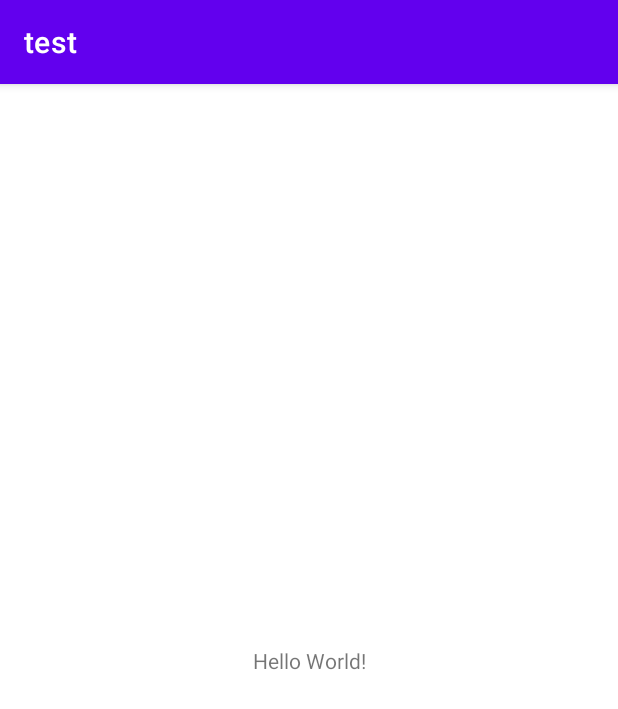
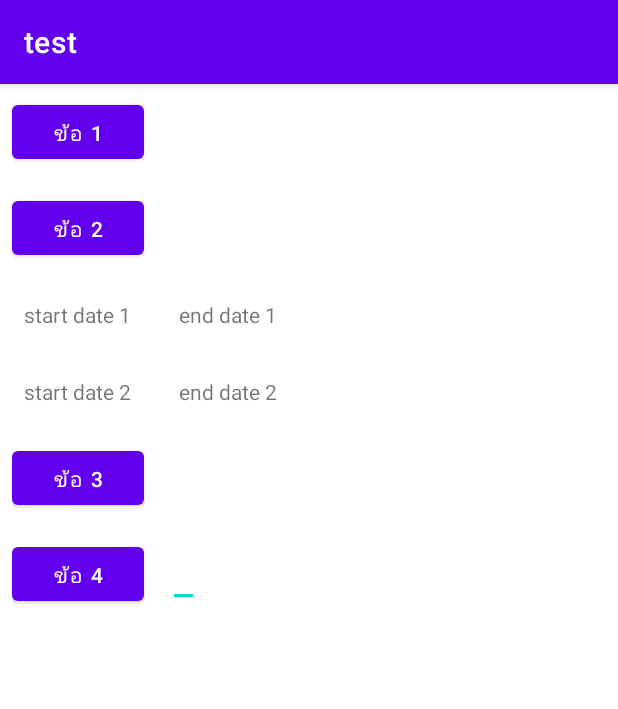
Before and after one commit to BoobeeIsHappy/test, an Android app: the screen it shows after launch (MainActivity), on a phone screen of 412 x 824 dp. Shown: the top 709 px of the screen. Run offline under Robolectric (Android 15) with nearby library versions, the phone set to English and light mode, and no system bars.

Commit message:
update function

```diff
--- a/app/src/main/AndroidManifest.xml
+++ b/app/src/main/AndroidManifest.xml
@@ -2,14 +2,18 @@
 <manifest xmlns:android="http://schemas.android.com/apk/res/android"
     package="com.example.test">
 
+    <uses-permission android:name="android.permission.INTERNET" />
+    <uses-permission android:name="android.permission.ACCESS_NETWORK_STATE" />
+
     <application
+        android:name=".App"
         android:allowBackup="true"
         android:icon="@mipmap/ic_launcher"
         android:label="@string/app_name"
         android:roundIcon="@mipmap/ic_launcher_round"
         android:supportsRtl="true"
         android:theme="@style/Theme.Test">
-        <activity android:name=".MainActivity">
+        <activity android:name=".presentation.MainActivity">
             <intent-filter>
                 <action android:name="android.intent.action.MAIN" />
 
--- /dev/null
+++ b/app/src/main/java/com/example/test/App.kt
@@ -0,0 +1,23 @@
+package com.example.test
+
+import android.app.Application
+import com.example.test.di.networkModule
+import com.example.test.di.viewModelsModule
+import org.koin.android.ext.koin.androidContext
+import org.koin.core.context.startKoin
+
+class App : Application() {
+
+    override fun onCreate() {
+        super.onCreate()
+        startKoin {
+            androidContext(this@App)
+            modules(
+                listOf(
+                    networkModule,
+                    viewModelsModule
+                )
+            )
+        }
+    }
+}
--- /dev/null
+++ b/app/src/main/java/com/example/test/Lifecycle.kt
@@ -0,0 +1,37 @@
+/**
+ * Copyright (C) 2018 Fernando Cejas Open Source Project
+ *
+ * Licensed under the Apache License, Version 2.0 (the "License");
+ * you may not use this file except in compliance with the License.
+ * You may obtain a copy of the License at
+ *
+ *      http://www.apache.org/licenses/LICENSE-2.0
+ *
+ * Unless required by applicable law or agreed to in writing, software
+ * distributed under the License is distributed on an "AS IS" BASIS,
+ * WITHOUT WARRANTIES OR CONDITIONS OF ANY KIND, either express or implied.
+ * See the License for the specific language governing permissions and
+ * limitations under the License.
+ */
+package com.example.test
+
+import androidx.lifecycle.LifecycleOwner
+import androidx.lifecycle.LiveData
+import androidx.lifecycle.MutableLiveData
+import androidx.lifecycle.Observer
+
+fun <T : Any, L : LiveData<T>> LifecycleOwner.observe(liveData: L, body: (T?) -> Unit) =
+    liveData.observe(this, Observer(body))
+
+fun <T : Any> MutableLiveData<T>.notifyDataChange() {
+    this.value = this.value
+}
+
+fun <T : Any> MutableLiveData<T>.notify(value: T) {
+    this.value = value
+    this.value = null
+}
+
+fun <T : Any> MutableLiveData<T>.clear() {
+    this.value = null
+}
--- a/app/src/main/java/com/example/test/MainActivity.kt
+++ /dev/null
@@ -1,11 +0,0 @@
-package com.example.test
-
-import androidx.appcompat.app.AppCompatActivity
-import android.os.Bundle
-
-class MainActivity : AppCompatActivity() {
-    override fun onCreate(savedInstanceState: Bundle?) {
-        super.onCreate(savedInstanceState)
-        setContentView(R.layout.activity_main)
-    }
-}
--- /dev/null
+++ b/app/src/main/java/com/example/test/data/BookModel.kt
@@ -0,0 +1,12 @@
+package com.example.test.data
+
+import android.os.Parcelable
+import kotlinx.android.parcel.Parcelize
+
+@Parcelize
+data class BookModel(
+    var bookId: Int = 0,
+    var bookName: String? = "",
+    var bookAuthor: String? = "",
+    var bookPrice: Float? = 0f
+) : Parcelable
--- /dev/null
+++ b/app/src/main/java/com/example/test/data/BookService.kt
@@ -0,0 +1,13 @@
+package com.example.test.data
+
+import retrofit2.Call
+import retrofit2.http.GET
+import retrofit2.http.Path
+
+interface BookService {
+
+    @GET("user/{userId}/books")
+    fun getBooksByUserId(
+        @Path("userId") userId: String,
+    ): Call<MutableList<BookModel>>
+}
--- /dev/null
+++ b/app/src/main/java/com/example/test/di/NetworkModule.kt
@@ -0,0 +1,46 @@
+package com.example.test.di
+
+import com.example.test.data.BookService
+import okhttp3.OkHttpClient
+import org.koin.dsl.module
+import retrofit2.Retrofit
+import retrofit2.converter.gson.GsonConverterFactory
+import retrofit2.create
+import java.util.*
+import java.util.concurrent.TimeUnit
+
+val networkModule = module {
+
+    single<Retrofit> {
+        Retrofit.Builder()
+            .baseUrl("http://api.ookbee.com/")
+            .addConverterFactory(GsonConverterFactory.create())
+            .client(createClient())
+            .build()
+    }
+
+    single {
+        get<Retrofit>().create<BookService>()
+    }
+}
+
+private fun createClient(): OkHttpClient {
+    val okHttpClientBuilder: OkHttpClient.Builder = OkHttpClient.Builder()
+        .connectTimeout(1, TimeUnit.MINUTES)
+        .readTimeout(1, TimeUnit.MINUTES)
+    okHttpClientBuilder.apply {
+        addInterceptor { chain ->
+            val original = chain.request()
+            val requestBuilder = original.newBuilder()
+            requestBuilder.apply {
+                addHeader(
+                    "Authorization",
+                    ""
+                )
+            }
+            val request = requestBuilder.build()
+            chain.proceed(request)
+        }
+    }
+    return okHttpClientBuilder.build()
+}
--- /dev/null
+++ b/app/src/main/java/com/example/test/di/ViewModelsModule.kt
@@ -0,0 +1,9 @@
+package com.example.test.di
+
+import com.example.test.presentation.MainViewModel
+import org.koin.androidx.viewmodel.dsl.viewModel
+import org.koin.dsl.module
+
+val viewModelsModule = module {
+    viewModel { MainViewModel(get()) }
+}
--- /dev/null
+++ b/app/src/main/java/com/example/test/presentation/MainActivity.kt
@@ -0,0 +1,176 @@
+package com.example.test.presentation
+
+import android.app.DatePickerDialog
+import android.os.Bundle
+import android.util.Log
+import android.view.View
+import android.widget.TextView
+import androidx.appcompat.app.AppCompatActivity
+import com.example.test.R
+import com.example.test.data.BookModel
+import com.example.test.observe
+import kotlinx.android.synthetic.main.activity_main.*
+import org.joda.time.Interval
+import org.koin.androidx.viewmodel.ext.android.viewModel
+import java.text.SimpleDateFormat
+import java.util.*
+
+class MainActivity : AppCompatActivity() {
+
+    private val mainViewModel: MainViewModel by viewModel()
+
+    private val s1 = "Test"
+    private val s2 = "Test"
+    private var startDate1: Date? = null
+    private var endDate1: Date? = null
+    private var startDate2: Date? = null
+    private var endDate2: Date? = null
+
+    private var numbers: MutableList<Int> = mutableListOf()
+
+    override fun onCreate(savedInstanceState: Bundle?) {
+        super.onCreate(savedInstanceState)
+        setContentView(R.layout.activity_main)
+        initInstance()
+        subscribe()
+        setNumbers()
+    }
+
+    private fun subscribe() {
+        mainViewModel.apply {
+            observe(books, ::updateResult4)
+        }
+    }
+
+    private fun initInstance() {
+        btn1.setOnClickListener { getAnswer1() }
+        btn2.setOnClickListener { getAnswer2() }
+        btn3.setOnClickListener { getAnswer3() }
+        btn4.setOnClickListener { getAnswer4() }
+        tvStartDate1.apply {
+            setOnClickListener {
+                setDateText(this, KEY_START_DATE_1)
+            }
+        }
+        tvEndDate1.apply {
+            setOnClickListener {
+                setDateText(this, KEY_END_DATE_1)
+            }
+        }
+        tvStartDate2.apply {
+            setOnClickListener {
+                setDateText(this, KEY_START_DATE_2)
+            }
+        }
+        tvEndDate2.apply {
+            setOnClickListener {
+                setDateText(this, KEY_END_DATE_2)
+            }
+        }
+    }
+
+    private fun setDateText(textView: TextView, type: String) {
+        showDatePicker { date ->
+            when (type) {
+                KEY_START_DATE_1 -> startDate1 = date
+                KEY_END_DATE_1 -> endDate1 = date
+                KEY_START_DATE_2 -> startDate2 = date
+                KEY_END_DATE_2 -> endDate2 = date
+            }
+            textView.text = date.format("dd/MM/YYYY")
+        }
+    }
+
+    private fun getAnswer1() {
+        var r1 = ""
+        var r2 = ""
+        if (s1 == s2) {
+//            Log.d("answer1", "Same")
+            r1 = "Same"
+        }
+        if (s1.equals(s2)) {
+//            Log.d("answer1", "Equals")
+            r2 = "Equals"
+        }
+        tvResult1.text = "$r1$r2"
+    }
+
+    private fun getAnswer2() {
+        if (startDate1 != null && endDate1 != null && startDate2 != null && endDate2 != null) {
+            val interval1 = Interval(startDate1!!.time, endDate1!!.time)
+            val interval2 = Interval(startDate2!!.time, endDate2!!.time)
+            tvResult2.text = interval1.overlaps(interval2).toString()
+        }
+    }
+
+    private fun showDatePicker(f: (date: Date) -> Unit) {
+        val calendar = Calendar.getInstance()
+        DatePickerDialog(
+            this, { _, year, month, dayOfMonth ->
+                calendar.apply {
+                    set(Calendar.YEAR, year)
+                    set(Calendar.MONTH, month)
+                    set(Calendar.DAY_OF_MONTH, dayOfMonth)
+                }
+                f.invoke(calendar.time)
+            },
+            calendar.get(Calendar.YEAR),
+            calendar.get(Calendar.MONTH),
+            calendar.get(Calendar.DAY_OF_MONTH)
+        ).apply {
+            show()
+        }
+    }
+
+    private fun setNumbers() {
+        numbers.add(1)
+        numbers.add(8)
+        numbers.add(2)
+        numbers.add(6)
+        numbers.add(5)
+        numbers.add(3)
+        numbers.add(5)
+        numbers.add(0)
+    }
+
+    private fun getAnswer3() {
+        var maxA = Integer.MIN_VALUE
+        var maxB = Integer.MIN_VALUE
+        numbers.forEach {
+            if (it > maxA) {
+                maxB = maxA
+                maxA = it
+            } else if (it > maxB) {
+                maxB = it
+            }
+        }
+        tvResult3.text = "$maxA, $maxB"
+    }
+
+    private fun getAnswer4() {
+        val userId = etUserId.text.toString()
+        if(userId.isNotEmpty()){
+            mainViewModel.requestBookService(etUserId.text.toString())
+        }
+    }
+
+    private fun updateResult4(books: MutableList<BookModel>?) {
+
+    }
+
+    fun Date.format(format: String): String? {
+        val sdf = SimpleDateFormat(format, Locale.getDefault())
+        return try {
+            sdf.format(this)
+        } catch (e: Exception) {
+            return null
+        }
+    }
+
+    companion object {
+        val KEY_START_DATE_1 = "start_date_1"
+        val KEY_END_DATE_1 = "end_date_1"
+        val KEY_START_DATE_2 = "start_date_2"
+        val KEY_END_DATE_2 = "end_date_2"
+    }
+}
--- /dev/null
+++ b/app/src/main/java/com/example/test/presentation/MainViewModel.kt
@@ -0,0 +1,31 @@
+package com.example.test.presentation
+
+import android.util.Log
+import androidx.lifecycle.MutableLiveData
+import androidx.lifecycle.ViewModel
+import com.example.test.data.BookModel
+import com.example.test.data.BookService
+import retrofit2.Call
+import retrofit2.Callback
+import retrofit2.Response
+
+class MainViewModel(val bookService: BookService) : ViewModel() {
+
+    val books = MutableLiveData<MutableList<BookModel>>()
+
+    fun requestBookService(userId: String) {
+        val call = bookService.getBooksByUserId(userId)
+        call.enqueue(object : Callback<MutableList<BookModel>?> {
+            override fun onResponse(
+                call: Call<MutableList<BookModel>?>,
+                response: Response<MutableList<BookModel>?>
+            ) {
+                response.body()?.let { books.postValue(it) }
+            }
+
+            override fun onFailure(call: Call<MutableList<BookModel>?>, t: Throwable) {
+                Log.d("error", t.message!!)
+            }
+        })
+    }
+}
--- a/app/src/main/res/layout/activity_main.xml
+++ b/app/src/main/res/layout/activity_main.xml
@@ -4,15 +4,156 @@
     xmlns:tools="http://schemas.android.com/tools"
     android:layout_width="match_parent"
     android:layout_height="match_parent"
-    tools:context=".MainActivity">
+    tools:context=".presentation.MainActivity">
 
-    <TextView
-        android:layout_width="wrap_content"
+    <LinearLayout
+        android:id="@+id/view1"
+        android:layout_width="match_parent"
         android:layout_height="wrap_content"
-        android:text="Hello World!"
-        app:layout_constraintBottom_toBottomOf="parent"
-        app:layout_constraintLeft_toLeftOf="parent"
-        app:layout_constraintRight_toRightOf="parent"
-        app:layout_constraintTop_toTopOf="parent" />
+        android:orientation="horizontal"
+        android:padding="8dp"
+        app:layout_constraintStart_toStartOf="parent"
+        app:layout_constraintTop_toTopOf="parent">
+
+        <Button
+            android:id="@+id/btn1"
+            android:layout_width="wrap_content"
+            android:layout_height="wrap_content"
+            android:text="ข้อ 1" />
+
+        <TextView
+            android:id="@+id/tvResult1"
+            android:layout_width="wrap_content"
+            android:layout_height="wrap_content"
+            android:layout_marginStart="16dp"
+            tools:text="result 1" />
+
+    </LinearLayout>
+
+    <androidx.constraintlayout.widget.ConstraintLayout
+        android:id="@+id/view2"
+        android:layout_width="match_parent"
+        android:layout_height="wrap_content"
+        android:orientation="vertical"
+        android:padding="8dp"
+        app:layout_constraintStart_toStartOf="parent"
+        app:layout_constraintTop_toBottomOf="@id/view1">
+
+        <Button
+            android:id="@+id/btn2"
+            android:layout_width="wrap_content"
+            android:layout_height="wrap_content"
+            android:text="ข้อ 2"
+            app:layout_constraintStart_toStartOf="parent"
+            app:layout_constraintTop_toTopOf="parent" />
+
+        <TextView
+            android:id="@+id/tvResult2"
+            android:layout_width="wrap_content"
+            android:layout_height="wrap_content"
+            android:layout_marginStart="16dp"
+            app:layout_constraintBottom_toBottomOf="@+id/btn2"
+            app:layout_constraintStart_toEndOf="@+id/btn2"
+            app:layout_constraintTop_toTopOf="@+id/btn2"
+            tools:text="result 2" />
+
+        <TextView
+            android:id="@+id/tvStartDate1"
+            android:layout_width="wrap_content"
+            android:layout_height="wrap_content"
+            android:layout_marginTop="16dp"
+            android:padding="8dp"
+            android:text="start date 1"
+            app:layout_constraintStart_toStartOf="parent"
+            app:layout_constraintTop_toBottomOf="@+id/btn2" />
+
+        <TextView
+            android:id="@+id/tvEndDate1"
+            android:layout_width="wrap_content"
+            android:layout_height="wrap_content"
+            android:layout_marginStart="16dp"
+            android:padding="8dp"
+            android:text="end date 1"
+            app:layout_constraintBottom_toBottomOf="@+id/tvStartDate1"
+            app:layout_constraintStart_toEndOf="@+id/tvStartDate1"
+            app:layout_constraintTop_toTopOf="@+id/tvStartDate1" />
+
+        <TextView
+            android:id="@+id/tvStartDate2"
+            android:layout_width="wrap_content"
+            android:layout_height="wrap_content"
+            android:layout_marginTop="16dp"
+            android:padding="8dp"
+            android:text="start date 2"
+            app:layout_constraintStart_toStartOf="parent"
+            app:layout_constraintTop_toBottomOf="@+id/tvStartDate1" />
+
+        <TextView
+            android:id="@+id/tvEndDate2"
+            android:layout_width="wrap_content"
+            android:layout_height="wrap_content"
+            android:layout_marginStart="16dp"
+            android:padding="8dp"
+            android:text="end date 2"
+            app:layout_constraintBottom_toBottomOf="@+id/tvStartDate2"
+            app:layout_constraintStart_toEndOf="@+id/tvStartDate2"
+            app:layout_constraintTop_toTopOf="@+id/tvStartDate2" />
+
+    </androidx.constraintlayout.widget.ConstraintLayout>
+
+    <LinearLayout
+        android:id="@+id/view3"
+        android:layout_width="match_parent"
+        android:layout_height="wrap_content"
+        android:orientation="horizontal"
+        android:padding="8dp"
+        app:layout_constraintStart_toStartOf="parent"
+        app:layout_constraintTop_toBottomOf="@+id/view2">
+
+        <Button
+            android:id="@+id/btn3"
+            android:layout_width="wrap_content"
+            android:layout_height="wrap_content"
+            android:text="ข้อ 3" />
+
+        <TextView
+            android:id="@+id/tvResult3"
+            android:layout_width="wrap_content"
+            android:layout_height="wrap_content"
+            android:layout_marginStart="16dp"
+            tools:text="result 3" />
+
+    </LinearLayout>
+
+    <LinearLayout
+        android:id="@+id/view4"
+        android:layout_width="match_parent"
+        android:layout_height="wrap_content"
+        android:orientation="horizontal"
+        android:padding="8dp"
+        app:layout_constraintStart_toStartOf="parent"
+        app:layout_constraintTop_toBottomOf="@+id/view3">
+
+        <Button
+            android:id="@+id/btn4"
+            android:layout_width="wrap_content"
+            android:layout_height="wrap_content"
+            android:padding="8dp"
+            android:text="ข้อ 4" />
+
+        <EditText
+            android:id="@+id/etUserId"
+            android:layout_width="wrap_content"
+            android:layout_height="wrap_content"
+            android:layout_marginStart="16dp" />
+
+        <TextView
+            android:id="@+id/tvResult4"
+            android:layout_width="wrap_content"
+            android:layout_height="wrap_content"
+            android:layout_marginStart="16dp"
+            tools:text="result 4" />
+
+    </LinearLayout>
 
 </androidx.constraintlayout.widget.ConstraintLayout>
```
Also changed, not shown: app/build.gradle (+18 -0 lines).
